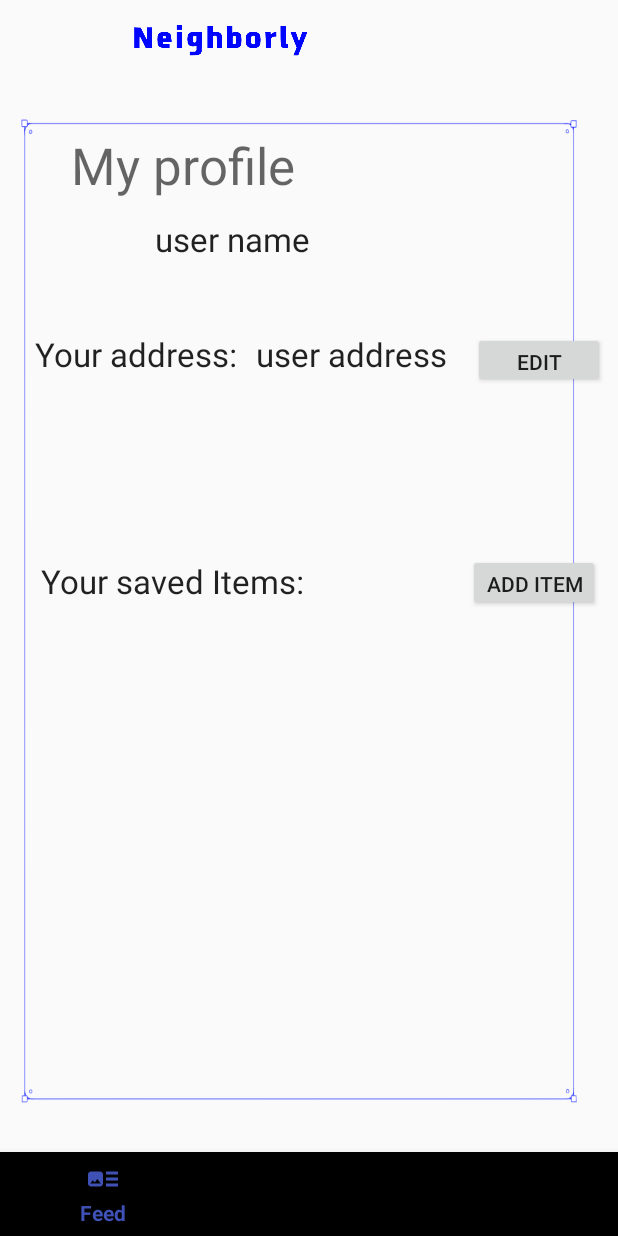
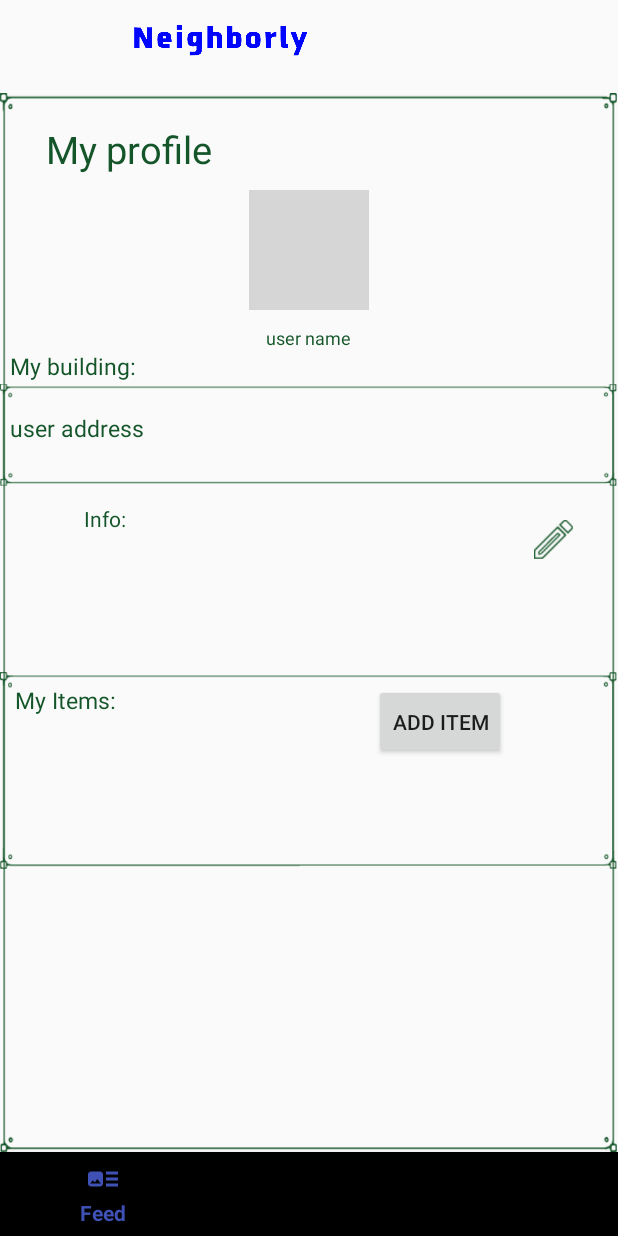
Before and after one commit to Yaelsarusi/Neighborly, an Android app: the fragment ProfileFragment placed in its activity, on a phone screen of 412 x 824 dp. Run offline under Robolectric (Android 15) with nearby library versions, the phone set to English and light mode, and no system bars; our stand-ins replace CircleImageView, Firebase (no records; nobody signed in at launch, a user with empty details on screens opened directly); 6 statements that could not run were skipped; grey boxes are pictures that could not be loaded.

Commit message:
* Start design in profile and neighbors

```diff
--- a/app/src/main/java/com/example/neighborly/LoginActivity.java
+++ b/app/src/main/java/com/example/neighborly/LoginActivity.java
@@ -27,7 +27,7 @@ public class LoginActivity extends AppCompatActivity {
     List<AuthUI.IdpConfig> providers;
     private boolean isNewUser;
     // todo remove when not needed!
-    private boolean debugFlag = true;
+    private boolean debugFlag = false;
 
     @Override
     protected void onCreate(Bundle savedInstanceState) {
--- a/app/src/main/java/com/example/neighborly/ProfileFragment.java
+++ b/app/src/main/java/com/example/neighborly/ProfileFragment.java
@@ -91,7 +91,7 @@ public class ProfileFragment extends Fragment {
 
     private void setToViewMode() {
         editMode = false;
-        editToggleButton.setText(getResources().getString(R.string.editButtonText));
+//        editToggleButton.setText(getResources().getString(R.string.editButtonText));
         EditText descEdit = profileView.findViewById(R.id.userDescriptionEdit);
         TextView descView = profileView.findViewById(R.id.userDescription);
         descEdit.setVisibility(View.INVISIBLE);
@@ -100,7 +100,7 @@ public class ProfileFragment extends Fragment {
 
     private void setToEditMode() {
         editMode = true;
-        editToggleButton.setText(getResources().getString(R.string.saveButtonText));
+//        editToggleButton.setText(getResources().getString(R.string.saveButtonText));
         EditText descEdit = profileView.findViewById(R.id.userDescriptionEdit);
         TextView descView = profileView.findViewById(R.id.userDescription);
         descEdit.setText(curUser.getDescription());
--- a/app/src/main/res/layout/activity_add_item.xml
+++ b/app/src/main/res/layout/activity_add_item.xml
@@ -17,15 +17,53 @@
         app:layout_constraintStart_toStartOf="parent"
         app:layout_constraintTop_toTopOf="parent" />
 
+<!--    <RelativeLayout-->
+<!--        android:layout_width="match_parent"-->
+<!--        android:layout_height="match_parent">-->
+
+    <RelativeLayout
+        android:id="@+id/layout_name"
+        style="@style/TextColor"
+        android:layout_width="300dp"
+        android:layout_height="wrap_content"
+        android:layout_marginTop="40dp"
+        android:orientation="vertical"
+        app:layout_constraintBottom_toTopOf="parent"
+        app:layout_constraintEnd_toEndOf="parent"
+        app:layout_constraintStart_toStartOf="parent"
+        app:layout_constraintTop_toBottomOf="parent">
+
 
         <TextView
             android:id="@+id/textViewName"
+            style="@style/TextColor"
             android:layout_width="wrap_content"
             android:layout_height="wrap_content"
-        android:text="@string/item_name"
-        app:layout_constraintBottom_toTopOf="@+id/textViewCity"
-        app:layout_constraintStart_toStartOf="@+id/textViewCity"
-        app:layout_constraintTop_toBottomOf="@+id/itemImage" />
+            android:layout_alignParentStart="true"
+            android:layout_alignParentTop="true"
+            android:text="@string/item_name" />
+
+        <EditText
+            android:id="@+id/editTextName"
+            style="@style/TextColor"
+            android:layout_width="300dp"
+            android:layout_height="70dp"
+            android:layout_centerInParent="true"
+            android:hint="@string/item_example"
+            android:inputType="textAutoComplete" />
+
+    </RelativeLayout>
+
+    <RelativeLayout
+        android:id="@+id/layout_description"
+        style="@style/TextColor"
+        android:layout_width="300dp"
+        android:layout_height="wrap_content"
+        android:orientation="vertical"
+        app:layout_constraintEnd_toEndOf="parent"
+        app:layout_constraintStart_toStartOf="parent"
+        app:layout_constraintTop_toBottomOf="@id/layout_name">
+
 
         <TextView
             android:id="@+id/textViewCity"
@@ -36,42 +74,27 @@
             app:layout_constraintStart_toStartOf="parent"
             app:layout_constraintTop_toTopOf="@+id/editTextDescription" />
 
-    <EditText
-        android:id="@+id/editTextName"
-        android:layout_width="wrap_content"
-        android:layout_height="wrap_content"
-        android:hint="ex. 5 steps ladder"
-        android:inputType="textAutoComplete"
-        app:layout_constraintBottom_toTopOf="@+id/editTextDescription"
-        app:layout_constraintStart_toEndOf="@+id/textViewName"
-        app:layout_constraintStart_toStartOf="@+id/editTextDescription"
-        app:layout_constraintTop_toBottomOf="@+id/itemImage"
-        app:layout_constraintVertical_bias="0.07" />
 
         <EditText
             android:id="@+id/editTextDescription"
-        android:layout_width="194dp"
-        android:layout_height="108dp"
+            android:layout_width="300dp"
+            android:layout_height="70dp"
             android:gravity="center"
             android:inputType="textMultiLine"
-        android:lines="8"
             android:maxLines="10"
-        android:minLines="6"
-        android:scrollbars="vertical"
-        app:layout_constraintBottom_toTopOf="@+id/buttonAdd"
-        app:layout_constraintEnd_toEndOf="parent"
-        app:layout_constraintStart_toEndOf="@+id/textViewCity"
-        app:layout_constraintTop_toBottomOf="@+id/editTextName" />
+            android:scrollbars="vertical" />
+
+    </RelativeLayout>
+
 
     <Button
         android:id="@+id/buttonAdd"
         android:layout_width="wrap_content"
         android:layout_height="wrap_content"
-        android:layout_marginBottom="53dp"
-        android:text="@string/add"
+        android:background="@drawable/send"
         app:layout_constraintBottom_toBottomOf="parent"
         app:layout_constraintEnd_toEndOf="parent"
         app:layout_constraintStart_toStartOf="parent"
-        app:layout_constraintTop_toBottomOf="@+id/editTextDescription" />
+        app:layout_constraintTop_toBottomOf="@+id/layout_description" />
 
 </androidx.constraintlayout.widget.ConstraintLayout>
--- a/app/src/main/res/layout/fragment_neighbours.xml
+++ b/app/src/main/res/layout/fragment_neighbours.xml
@@ -3,29 +3,19 @@
     android:id="@+id/activity_main"
     android:layout_width="match_parent"
     android:layout_height="match_parent"
-    android:orientation="vertical"
+    android:background="@drawable/frame_large"
     android:gravity="center_horizontal"
-    android:background="@drawable/frame">
-
-
-    <TextView
-        android:id="@+id/neighborsFragmentTitle"
-        android:layout_width="wrap_content"
-        android:layout_height="wrap_content"
-        android:text="@string/neighbors"
-        android:textAppearance="@style/TextAppearance.AppCompat.Large" />
+    android:orientation="vertical">
 
     <Space
         android:layout_width="match_parent"
-        android:layout_height="20dp"/>
+        android:layout_height="20dp" />
 
     <ListView
+        android:layout_gravity="center"
         android:id="@+id/neighborsDetailsList"
-        android:layout_width="match_parent"
-        android:layout_height="wrap_content"
-        android:layout_alignParentLeft="true"
-        android:layout_alignParentTop="true" >
-
-    </ListView>
+        android:padding="8dp"
+        android:layout_width="370dp"
+        android:layout_height="wrap_content" />
 
 </LinearLayout>
--- a/app/src/main/res/layout/fragment_profile.xml
+++ b/app/src/main/res/layout/fragment_profile.xml
@@ -1,165 +1,171 @@
 <?xml version="1.0" encoding="utf-8"?>
-<RelativeLayout xmlns:android="http://schemas.android.com/apk/res/android"
+<androidx.constraintlayout.widget.ConstraintLayout xmlns:android="http://schemas.android.com/apk/res/android"
     xmlns:app="http://schemas.android.com/apk/res-auto"
     xmlns:tools="http://schemas.android.com/tools"
     android:layout_width="match_parent"
     android:layout_height="match_parent"
-    android:background="@drawable/frame">
+    android:background="@drawable/frame_large">
 
     <TextView
         android:id="@+id/profileTitle"
-        android:layout_width="145.3dp"
+        style="@style/TextColor"
+        android:layout_width="wrap_content"
         android:layout_height="wrap_content"
-        android:layout_alignParentStart="true"
-        android:layout_alignParentTop="true"
-        android:layout_alignParentEnd="true"
-        android:layout_marginStart="47.3dp"
-        android:layout_marginTop="25.3dp"
-        android:layout_marginEnd="47.3dp"
+        android:layout_marginTop="20dp"
+        android:gravity="center"
         android:text="@string/profileFragmentTitle"
-        android:textAppearance="@style/TextAppearance.AppCompat.Display1" />
+        android:textSize="25sp"
+        app:layout_constraintBottom_toTopOf="@id/profilePicture"
+        app:layout_constraintEnd_toEndOf="parent"
+        app:layout_constraintHorizontal_bias="0.1"
+        app:layout_constraintStart_toStartOf="parent"
+        app:layout_constraintTop_toTopOf="parent" />
 
     <de.hdodenhof.circleimageview.CircleImageView
         android:id="@+id/profilePicture"
-        android:layout_width="81dp"
-        android:layout_height="83dp"
-        android:layout_alignParentStart="true"
-        android:layout_alignParentTop="true"
-        android:layout_alignParentEnd="true"
-        android:layout_alignParentBottom="true"
-        android:layout_marginStart="21dp"
-        android:layout_marginTop="70dp"
-        android:layout_marginEnd="309dp"
-        android:layout_marginBottom="578dp"
+        android:layout_width="80dp"
+        android:layout_height="80dp"
+        android:layout_marginTop="10dp"
         android:contentDescription="@string/neighborPicture"
+        android:src="@drawable/fui_ic_facebook_white_22dp"
+        app:civ_border_color="@color/appBlue"
+        app:civ_border_width="1dp"
+        app:layout_constraintEnd_toEndOf="parent"
+        app:layout_constraintStart_toStartOf="parent"
+        app:layout_constraintTop_toBottomOf="@+id/profileTitle"
         tools:srcCompat="@tools:sample/avatars" />
-
 
     <TextView
         android:id="@+id/userName"
-        android:layout_width="303dp"
-        android:layout_height="51dp"
-        android:layout_below="@+id/profileTitle"
-        android:layout_alignParentStart="true"
-        android:layout_alignParentEnd="true"
-        android:layout_marginStart="103dp"
-        android:layout_marginTop="12dp"
-        android:layout_marginEnd="6dp"
+        style="@style/TextColor"
+        android:layout_width="wrap_content"
+        android:layout_height="wrap_content"
+        android:layout_marginTop="10dp"
         android:text="@string/userNamePlaceHolder"
-        android:textAppearance="@style/TextAppearance.AppCompat.Large" />
+        android:textAppearance="@style/TextAppearance.AppCompat.Large"
+        android:textSize="12sp"
+        app:layout_constraintEnd_toEndOf="parent"
+        app:layout_constraintStart_toStartOf="parent"
+        app:layout_constraintTop_toBottomOf="@+id/profilePicture" />
+
+
+    <ImageView
+        android:id="@+id/appCompatImageView"
+        android:layout_width="wrap_content"
+        android:layout_height="wrap_content"
+        android:src="@drawable/frame_narrow"
+        app:layout_constraintEnd_toEndOf="parent"
+        app:layout_constraintHorizontal_bias="0.5"
+        app:layout_constraintStart_toStartOf="parent"
+        app:layout_constraintTop_toBottomOf="@+id/userName" />
+
+    <TextView
+        android:id="@+id/userAddressTitle"
+        style="@style/TextColor"
+        android:layout_width="wrap_content"
+        android:layout_height="wrap_content"
+        android:text="@string/userAddressTitle"
+        android:textSize="15sp"
+        app:layout_constraintEnd_toEndOf="parent"
+        app:layout_constraintHorizontal_bias="0.02"
+        app:layout_constraintStart_toStartOf="parent"
+        app:layout_constraintTop_toBottomOf="@+id/userName" />
+
+    <TextView
+        android:id="@+id/userAddress"
+        style="@style/TextColor"
+        android:layout_width="wrap_content"
+        android:layout_height="wrap_content"
+        android:layout_marginTop="20dp"
+        android:text="@string/userAddressNamePlaceholder"
+        android:textSize="15sp"
+        app:layout_constraintStart_toStartOf="@+id/userAddressTitle"
+        app:layout_constraintTop_toBottomOf="@+id/userAddressTitle" />
+
 
     <RelativeLayout
         android:id="@+id/switcher"
-        android:layout_width="match_parent"
+        style="@style/TextColor"
+        android:layout_width="300dp"
         android:layout_height="wrap_content"
-        android:layout_below="@+id/userAddressTitle">
+        android:layout_marginTop="40dp"
+        android:orientation="vertical"
+        app:layout_constraintBottom_toTopOf="@+id/userItemTitle"
+        app:layout_constraintEnd_toEndOf="parent"
+        app:layout_constraintStart_toStartOf="parent"
+        app:layout_constraintTop_toBottomOf="@+id/userAddress">
 
         <TextView
             android:id="@+id/userDescription"
-            android:layout_width="364dp"
-            android:layout_height="81dp"
+            style="@style/TextColor"
+            android:layout_width="wrap_content"
+            android:layout_height="wrap_content"
             android:layout_alignParentStart="true"
-            android:layout_alignParentEnd="true"
-            android:layout_marginStart="25dp"
-            android:layout_marginLeft="25dp"
-            android:layout_marginTop="25dp"
-            android:layout_marginEnd="22dp"
-            android:layout_marginRight="25dp" />
+            android:layout_alignParentTop="true"
+            android:text="@string/info" />
 
         <EditText
             android:id="@+id/userDescriptionEdit"
-            android:layout_width="364dp"
-            android:layout_height="81dp"
-            android:layout_alignParentStart="true"
-            android:layout_alignParentEnd="true"
-            android:layout_marginStart="25dp"
-            android:layout_marginLeft="25dp"
-            android:layout_marginTop="25dp"
-            android:layout_marginEnd="22dp"
-            android:layout_marginRight="25dp">
-
-        </EditText>
+            android:layout_width="300dp"
+            android:layout_height="70dp"
+            android:layout_centerInParent="true"
+            android:inputType="textAutoComplete"
+            android:textColor="@color/appBlue" />
 
     </RelativeLayout>
 
+    <Button
+        android:id="@+id/editToggleButton"
+        android:layout_width="26dp"
+        android:layout_height="26dp"
+        android:background="@drawable/edit"
+        app:layout_constraintLeft_toRightOf="@+id/switcher"
+        app:layout_constraintTop_toBottomOf="@+id/appCompatImageView" />
+
+    <ImageView
+        android:layout_width="wrap_content"
+        android:layout_height="wrap_content"
+        android:src="@drawable/frame_mid_size"
+        app:layout_constraintEnd_toEndOf="parent"
+        app:layout_constraintStart_toStartOf="parent"
+        app:layout_constraintTop_toBottomOf="@+id/switcher" />
 
     <TextView
         android:id="@+id/userItemTitle"
-        android:layout_width="251dp"
-        android:layout_height="wrap_content"
-        android:layout_below="@+id/switcher"
-        android:layout_alignParentStart="true"
-        android:layout_alignParentEnd="true"
-        android:layout_marginStart="27dp"
-        android:layout_marginTop="15dp"
-        android:layout_marginEnd="133dp"
-        android:text="@string/userItemsListTitle"
-        android:textAppearance="@style/TextAppearance.AppCompat.Large" />
-
-    <TextView
-        android:id="@+id/userAddressTitle"
-        android:layout_width="147dp"
-        android:layout_height="wrap_content"
-        android:layout_below="@+id/userName"
-        android:layout_alignParentStart="true"
-        android:layout_marginStart="23dp"
-        android:layout_marginTop="25dp"
-        android:text="@string/userAddressTitle"
-        android:textAppearance="@style/TextAppearance.AppCompat.Large" />
-
-    <TextView
-        android:id="@+id/userAddress"
+        style="@style/TextColor"
         android:layout_width="wrap_content"
         android:layout_height="wrap_content"
-        android:layout_below="@+id/userName"
-        android:layout_alignParentEnd="true"
-        android:layout_marginStart="0dp"
-        android:layout_marginTop="25dp"
-        android:layout_marginEnd="94dp"
-        android:layout_toEndOf="@+id/userAddressTitle"
-        android:text="@string/userAddressNamePlaceholder"
-        android:textAppearance="@style/TextAppearance.AppCompat.Large" />
+        android:layout_marginTop="50dp"
+        android:text="@string/userItemsListTitle"
+        android:textAppearance="@style/TextAppearance.AppCompat.Large"
+        android:textSize="15sp"
+        app:layout_constraintEnd_toEndOf="parent"
+        app:layout_constraintHorizontal_bias="0.03"
+        app:layout_constraintStart_toStartOf="parent"
+        app:layout_constraintTop_toBottomOf="@+id/switcher" />
+
 
     <Button
         android:id="@+id/buttonAddNewItem"
         android:layout_width="wrap_content"
         android:layout_height="50dp"
-        android:layout_above="@+id/userItemPager"
-        android:layout_below="@+id/switcher"
-        android:layout_alignParentEnd="true"
-        android:layout_marginStart="-110dp"
-        android:layout_marginTop="12dp"
-        android:layout_marginEnd="11dp"
-        android:layout_marginRight="25dp"
-        android:layout_marginBottom="-5dp"
-        android:text="@string/addItem" />
+        android:layout_marginTop="50dp"
+        android:text="@string/addItem"
+        app:layout_constraintEnd_toEndOf="parent"
+        app:layout_constraintHorizontal_bias="0.7"
+        app:layout_constraintStart_toEndOf="@+id/userItemTitle"
+        app:layout_constraintTop_toBottomOf="@+id/switcher" />
 
     <androidx.viewpager.widget.ViewPager
         android:id="@+id/userItemPager"
-        android:layout_width="match_parent"
-        android:layout_height="209dp"
-        android:layout_below="@+id/userItemTitle"
-        android:layout_marginTop="13dp"
+        android:layout_width="wrap_content"
+        android:layout_height="80dp"
+        android:layout_marginTop="20dp"
         android:clipToPadding="false"
         android:overScrollMode="never"
         app:layout_constraintEnd_toEndOf="parent"
         app:layout_constraintHorizontal_bias="1.0"
-        app:layout_constraintStart_toStartOf="parent">
+        app:layout_constraintStart_toStartOf="parent"
+        app:layout_constraintTop_toBottomOf="@+id/userItemTitle" />
 
-    </androidx.viewpager.widget.ViewPager>
-
-    <Button
-        android:id="@+id/editToggleButton"
-        android:layout_width="wrap_content"
-        android:layout_height="wrap_content"
-        android:layout_above="@+id/switcher"
-        android:layout_below="@+id/userName"
-        android:layout_alignParentStart="true"
-        android:layout_alignParentEnd="true"
-        android:layout_marginStart="315dp"
-        android:layout_marginTop="25dp"
-        android:layout_marginEnd="8dp"
-        android:layout_marginBottom="-8dp"
-        android:text="@string/editButton" />
-
-</RelativeLayout>
+</androidx.constraintlayout.widget.ConstraintLayout>
--- a/app/src/main/res/layout/neighbors_details.xml
+++ b/app/src/main/res/layout/neighbors_details.xml
@@ -3,20 +3,22 @@
     xmlns:tools="http://schemas.android.com/tools"
     android:layout_width="match_parent"
     android:layout_height="match_parent"
-    android:orientation="vertical" >
+    android:orientation="vertical">
 
     <LinearLayout
         android:layout_width="match_parent"
         android:layout_height="83dp"
-        android:background="@color/fui_transparent">
+        android:background="@android:color/transparent"
+        android:padding="8dp">
 
         <LinearLayout
             android:layout_width="255dp"
             android:layout_height="match_parent"
-            android:orientation="vertical" >
+            android:orientation="vertical">
 
             <TextView
                 android:id="@+id/neighborName"
+                style="@style/TextColor"
                 android:layout_width="match_parent"
                 android:layout_height="wrap_content"
                 android:text="@string/neighbors"
@@ -24,6 +26,7 @@
 
             <TextView
                 android:id="@+id/neighborDesc"
+                style="@style/TextColor"
                 android:layout_width="match_parent"
                 android:layout_height="52dp"
                 android:text="@string/neighbors" />
@@ -34,8 +37,8 @@
             android:layout_width="40dp"
             android:layout_height="40dp"
             android:layout_weight="1"
-            tools:srcCompat="@tools:sample/avatars"
-            android:contentDescription="@string/neighborPicture"/>
+            android:contentDescription="@string/neighborPicture"
+            tools:srcCompat="@tools:sample/avatars" />
 
     </LinearLayout>
 
--- a/app/src/main/res/values/colors.xml
+++ b/app/src/main/res/values/colors.xml
@@ -8,4 +8,6 @@
     <color name="color3">#796e25</color>
     <color name="color4">#59717c</color>
     <color name="white">#FFFFFF</color>
+<!--    <color name="appBlue">#170EED</color>-->
+    <color name="appBlue">#145629</color>
 </resources>
--- a/app/src/main/res/values/strings.xml
+++ b/app/src/main/res/values/strings.xml
@@ -25,12 +25,16 @@
     <string name="addItem">Add item</string>
     <string name="profileFragmentTitle">My profile</string>
     <string name="userNamePlaceHolder">user name</string>
-    <string name="userItemsListTitle">Your saved Items:</string>
-    <string name="userAddressTitle">Your address:</string>
+    <string name="userItemsListTitle">My Items:</string>
+    <string name="userAddressTitle">My building:</string>
     <string name="userAddressNamePlaceholder">user address</string>
     <string name="editButtonText">Edit</string>
     <string name="saveButtonText">Save</string>
     <string name="emptyBuilding1Msg">You are the first one!</string>
     <string name="emptyBuilding2Msg">Be neighborly and spread the word :)</string>
     <string name="SayHelloToYourNeighbors">Click on your neighbor and say hello :)</string>
+    <string name="welcome">Welcome</string>
+    <string name="sign_up">Sign up</string>
+    <string name="info">Info:</string>
+    <string name="item_example">ex. 5 steps ladder</string>
 </resources>
--- a/app/src/main/res/values/styles.xml
+++ b/app/src/main/res/values/styles.xml
@@ -13,4 +13,8 @@
         <item name="android:windowBackground">@android:color/white</item>
     </style>
 
+    <style name="TextColor">
+        <item name="android:textColor">@color/appBlue</item>
+    </style>
+
 </resources>
```
Also changed, not shown: app/src/main/java/com/example/neighborly/NeighborsFragment.java (+4 -6 lines), app/src/main/res/drawable/camera.png (added), app/src/main/res/drawable/edit.png (added), app/src/main/res/drawable/frame_135.png (added), app/src/main/res/drawable/frame_for_items.png (added), app/src/main/res/drawable/frame_large.png (added), app/src/main/res/drawable/frame_mid_size.png (added), app/src/main/res/drawable/frame_narrow.png (added). Lines whose indentation alone changed are shown as unchanged.
